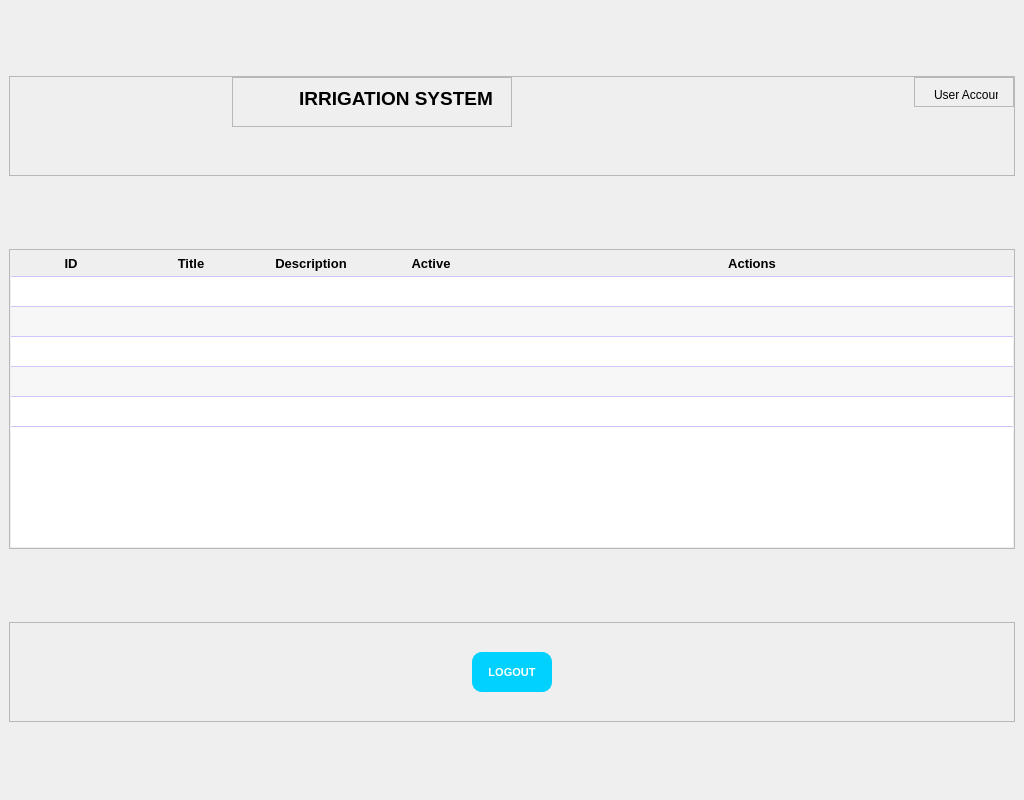
Above: main.ui from Quang-Nguyen-Van/MSE_Do-An-Tot-Nghiep before the change. Below: the same form after it.
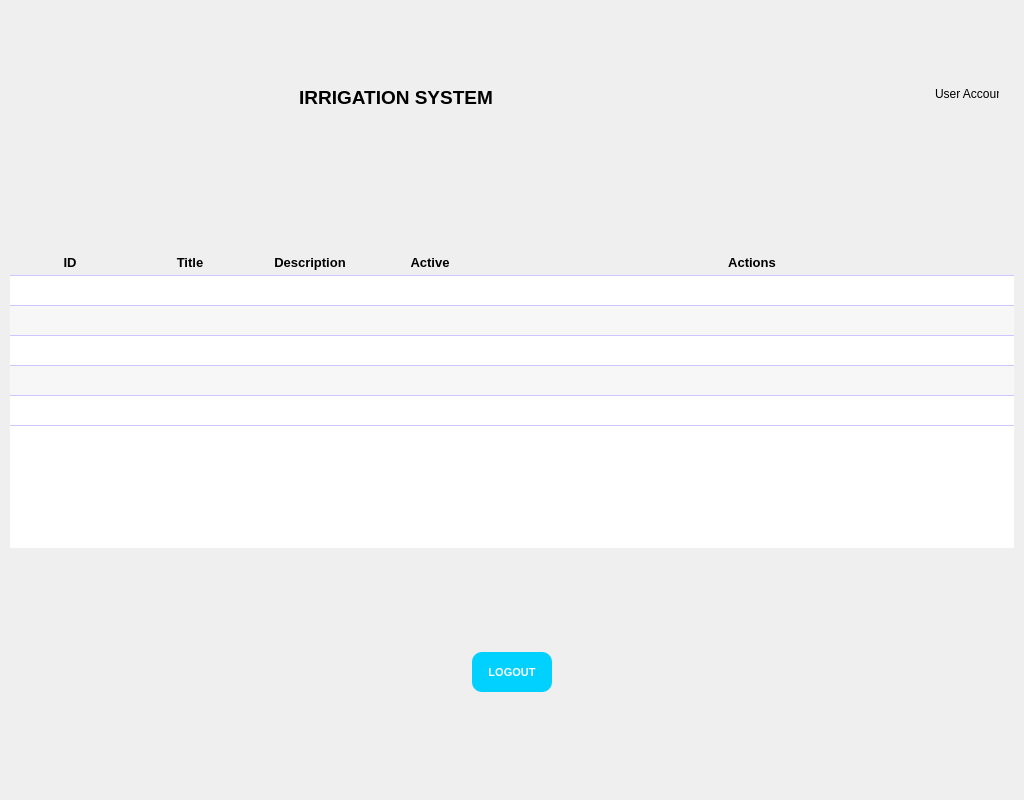
That is the form after the change.

Commit message: fix fullScreen Main

Diff of the .ui file:
```diff
--- a/main.ui
+++ b/main.ui
@@ -47,6 +47,11 @@
         <height>100</height>
        </size>
       </property>
+      <property name="styleSheet">
+       <string notr="true">QFrame{
+	border: none;
+}</string>
+      </property>
       <property name="frameShape">
        <enum>QFrame::StyledPanel</enum>
       </property>
@@ -80,6 +85,11 @@
            <height>50</height>
           </size>
          </property>
+         <property name="styleSheet">
+          <string notr="true">QFrame{
+	border: none;
+}</string>
+         </property>
          <property name="frameShape">
           <enum>QFrame::StyledPanel</enum>
          </property>
@@ -122,6 +132,11 @@
            <height>30</height>
           </size>
          </property>
+         <property name="styleSheet">
+          <string notr="true">QFrame{
+	border: none;
+}</string>
+         </property>
          <property name="frameShape">
           <enum>QFrame::StyledPanel</enum>
          </property>
@@ -163,6 +178,11 @@
         <height>300</height>
        </size>
       </property>
+      <property name="styleSheet">
+       <string notr="true">QFrame{
+	border: none;
+}</string>
+      </property>
       <property name="frameShape">
        <enum>QFrame::StyledPanel</enum>
       </property>
@@ -384,6 +404,11 @@
         <height>100</height>
        </size>
       </property>
+      <property name="styleSheet">
+       <string notr="true">QFrame{
+	border: none;
+}</string>
+      </property>
       <property name="frameShape">
        <enum>QFrame::StyledPanel</enum>
       </property>
```
The commit also changes 1 other file.
